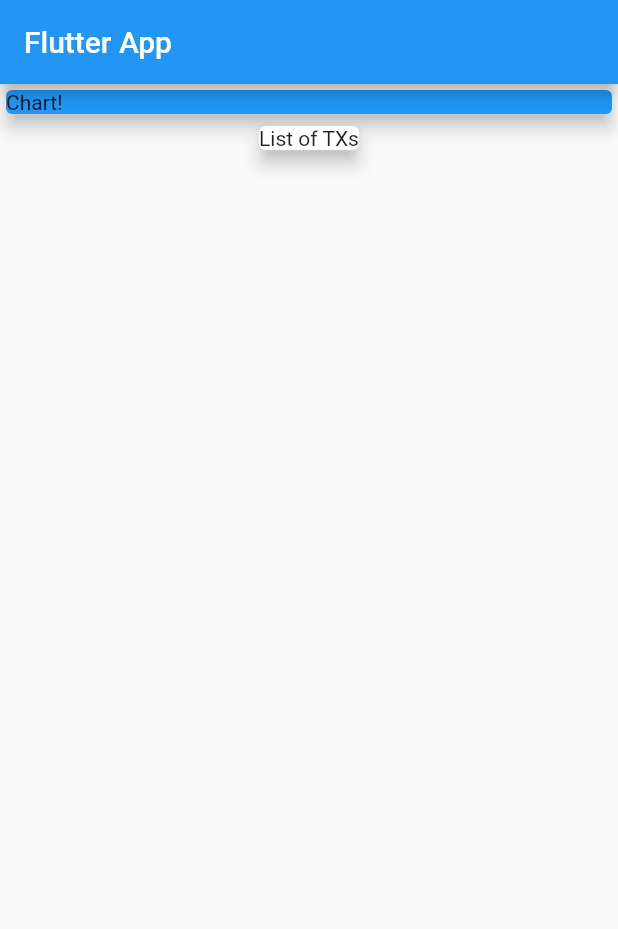
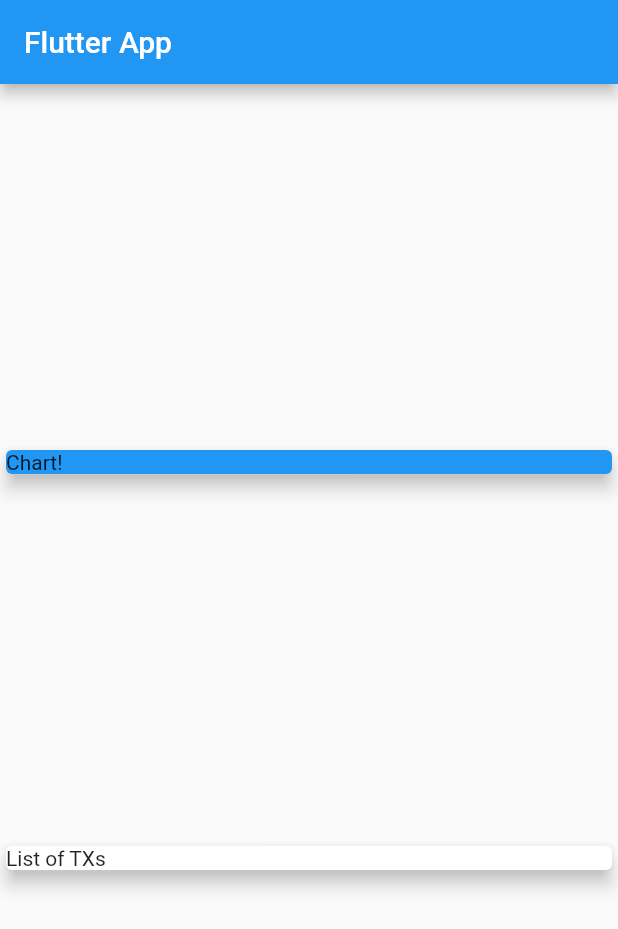
Before and after one commit to arielt/flutter_expense_planner, a Flutter app: the screen it shows after launch, on a phone screen of 412 x 824 dp. Shown: the top 929 px of the screen. Run offline on Flutter 3.47's test engine with Material 2 defaults, Android fonts, the light colour scheme and no system bars.

Commit message:
add axis alignments to the main column

```diff
--- a/lib/main.dart
+++ b/lib/main.dart
@@ -20,6 +20,8 @@ class MyHomePage extends StatelessWidget {
         title: Text('Flutter App'),
       ),
       body: Column(
+        mainAxisAlignment: MainAxisAlignment.spaceEvenly,
+        crossAxisAlignment: CrossAxisAlignment.stretch,
         children: <Widget>[
           Container(
             width: double.infinity,
```
